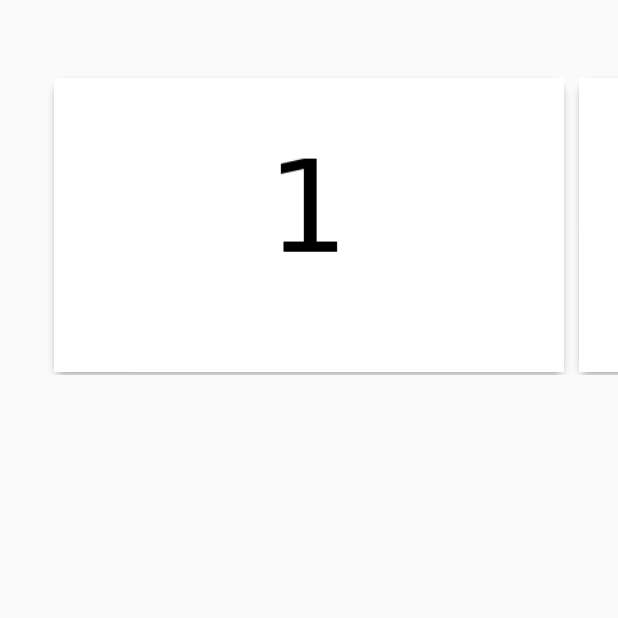
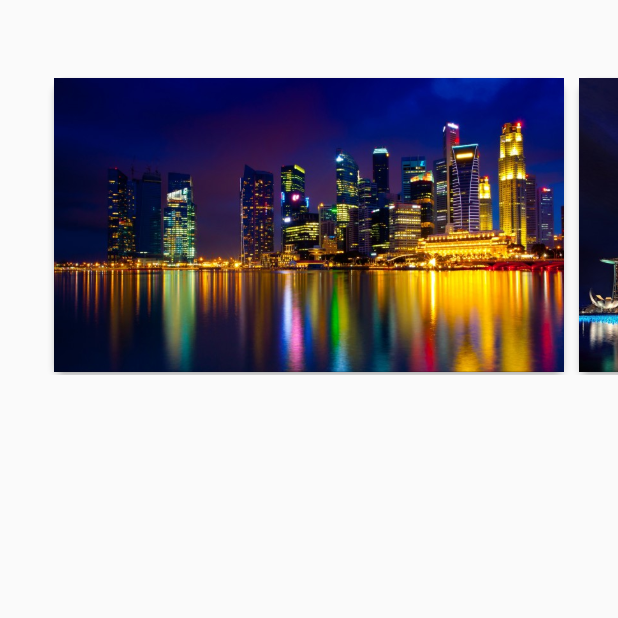
Before and after one commit to fridayhoho/FlutterTest, a Flutter app: the screen it shows after launch, on a phone screen of 412 x 824 dp, the top half of it. Run offline on Flutter 3.47's test engine with Material 2 defaults, Android fonts, the phone set to English and light mode, and no system bars.

Commit message:
Pageview image

```diff
--- a/lf_demo/lib/ui/page_view.dart
+++ b/lf_demo/lib/ui/page_view.dart
@@ -7,18 +7,23 @@ class DisplayPage extends StatefulWidget {
 
 class _DisplayPageState extends State<DisplayPage> {
   bool _isAddGradient = false;
-
+  final int imgCounts = 5;
   ///
   ///@override
   Widget build(BuildContext context) {
     return Scaffold(
-      body: Padding(
+      body: buildPageView(context),
+    );
+  }
+
+  Widget buildPageView(BuildContext context){
+    return Padding(
         padding: new EdgeInsets.only(top: 50.0),
         child: SizedBox.fromSize(
           size: Size.fromHeight(200.0),
           child: PageView.builder(
             controller: PageController(viewportFraction: 0.85),
-            itemCount: 5,
+            itemCount: imgCounts,
             itemBuilder: (BuildContext context, int index) {
               return Padding(
                 padding: EdgeInsets.symmetric(
@@ -28,11 +33,11 @@ class _DisplayPageState extends State<DisplayPage> {
                 child: GestureDetector(
                   onTap: () {
                     Scaffold.of(context).showSnackBar(SnackBar(
-                          backgroundColor: Colors.deepOrangeAccent,
+                          backgroundColor: Colors.lightGreen,
                           duration: Duration(milliseconds: 800),
                           content: Center(
                             child: Text(
-                              'test',
+                              '开发中',
                               style: TextStyle(fontSize: 25.0),
                             ),
                           ),
@@ -45,7 +50,7 @@ class _DisplayPageState extends State<DisplayPage> {
                       fit: StackFit.expand,
                       children: [
                         Image.asset(
-                          'assetss/' + (index+1).toString() + '.png',
+                          'assetss/a' + (index+1).toString() + '.jpg',
                           fit: BoxFit.cover,
                         ),
                       ],
@@ -56,7 +61,6 @@ class _DisplayPageState extends State<DisplayPage> {
             },
           ),
         ),
-      ),
-    );
+      );
   }
 }
```
Also changed, not shown: lf_demo/assetss/a1.jpg (added), lf_demo/assetss/a2.jpg (added), lf_demo/assetss/a3.jpg (added), lf_demo/assetss/a4.jpg (added), lf_demo/assetss/a5.jpg (added), lf_demo/assetss/wuye_qingjing-001.jpg (added).
